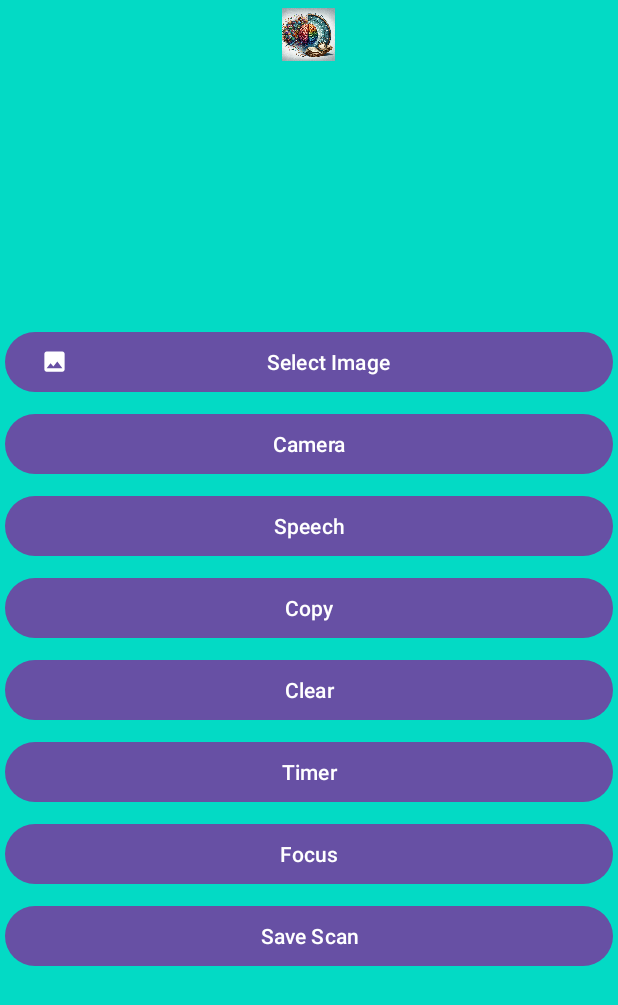
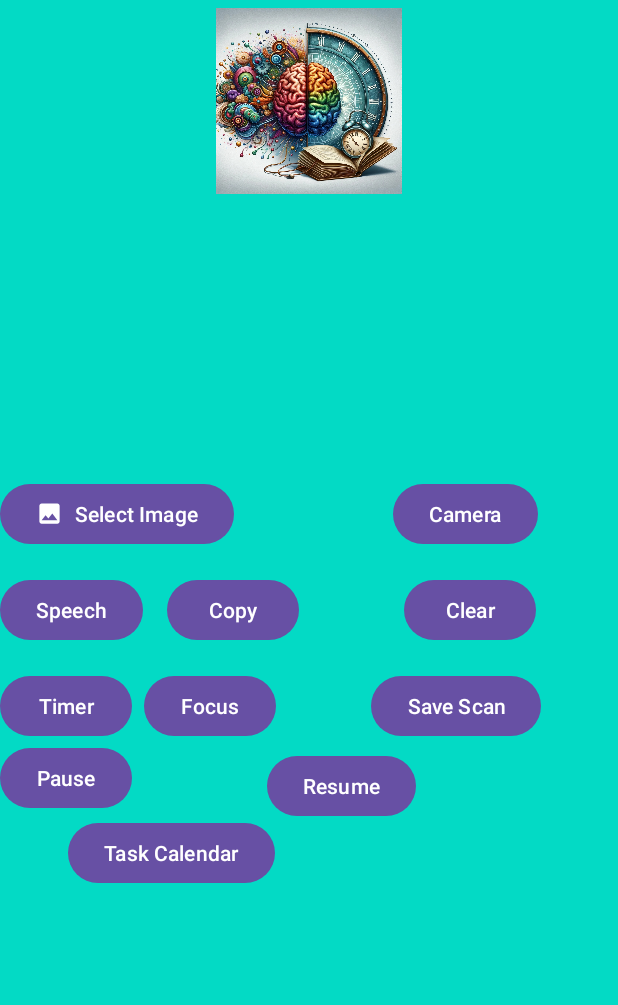
Before and after one commit to tareqmus/BrainSet, an Android app: the Gallery screen opened directly, with no data from a screen before it, on a phone screen of 412 x 824 dp. Shown: the top 1005 px of the screen. Run offline under Robolectric (Android 15) with nearby library versions, the phone set to English and light mode, and no system bars; our stand-ins replace Firebase (no records; nobody signed in at launch, a user with empty details on screens opened directly); libraries missing offline, so code that uses them is left out: com.google.mlkit.vision; 1 statement that could not run was skipped.

Commit message:
added calendar function

```diff
--- a/app/src/main/AndroidManifest.xml
+++ b/app/src/main/AndroidManifest.xml
@@ -28,7 +28,9 @@
         android:supportsRtl="true"
         android:theme="@style/Theme.OCR"
         tools:targetApi="31">
-
+        <activity
+            android:name=".TaskCalendar"
+            android:exported="false" />
         <activity
             android:name=".Timer"
             android:exported="false" />
--- a/app/src/main/java/com/brainset/ocr/Gallery.java
+++ b/app/src/main/java/com/brainset/ocr/Gallery.java
@@ -57,7 +57,7 @@ public class Gallery extends AppCompatActivity {
     FbData db = new FbData();
     // Declaration of UI components
     TextView textView; // Display text extracted or any message
-    Button imageBTN, speechBTN, clearBTN, copyBTN, pauseBTN, captureBTN, timerBTN, focusBTN, saveBTN; // Buttons for various functionalities
+    Button imageBTN, speechBTN, clearBTN, copyBTN, pauseBTN, captureBTN, timerBTN, focusBTN, saveBTN, resumeBTN, calendarBTN; // Buttons for various functionalities
 
     // Declaration of variables for processing
     InputImage inputImage; // Holds the image to process
@@ -111,8 +111,40 @@ public class Gallery extends AppCompatActivity {
         timerBTN = findViewById(R.id.study_timer);
         focusBTN = findViewById(R.id.focus_mode);
         saveBTN = findViewById(R.id.saveButton);
-        //button to save scan
-        saveBTN.setOnClickListener(new View.OnClickListener() {
+        pauseBTN = findViewById(R.id.pause);
+        resumeBTN = findViewById(R.id.resume);
+        calendarBTN = findViewById(R.id.calendar);
+
+
+
+
+        // Setting onClick listeners for buttons to handle user interactions
+        calendarBTN.setOnClickListener(new View.OnClickListener() {
+            @Override
+            public void onClick(View v) {
+                Intent intent = new Intent(Gallery.this, TaskCalendar.class);
+                startActivity(intent);
+            }
+        });
+        resumeBTN.setOnClickListener(new View.OnClickListener() {
+            @Override
+            public void onClick(View v) {
+                String text = textView.getText().toString();
+                if (!text.isEmpty()) {
+                    textToSpeech.speak(text, TextToSpeech.QUEUE_FLUSH, null, null);
+                }
+            }
+        });
+        pauseBTN.setOnClickListener(new View.OnClickListener() {
+            @Override
+            public void onClick(View v) {
+                if (textToSpeech.isSpeaking()) {
+                    textToSpeech.stop();
+
+                }
+            }
+        });
+        saveBTN.setOnClickListener(new View.OnClickListener() { //button to save scan
             @Override
             public void onClick(View view) {
                 //if an image has been selected
@@ -157,17 +189,9 @@ public class Gallery extends AppCompatActivity {
                         }
                     });
 
-
-
-
-
-
                 }
             }
         });
-
-        // Setting onClick listeners for buttons to handle user interactions
-
         focusBTN.setOnClickListener(new View.OnClickListener() {
             @Override
             public void onClick(View v) {
@@ -276,7 +300,7 @@ public class Gallery extends AppCompatActivity {
         }
         // Handle cancellation of the image selection process.
         else {
-            Toast.makeText(this, "Cancelled", Toast.LENGTH_SHORT).show();
+            Toast.makeText(this, "Successful", Toast.LENGTH_SHORT).show();
             super.onActivityResult(requestCode, resultCode, data);
         }
         // Process the selected image from the gallery.
--- a/app/src/main/res/layout/activity_gallery.xml
+++ b/app/src/main/res/layout/activity_gallery.xml
@@ -9,24 +9,22 @@
 
     <ImageView
         android:id="@+id/imageView"
-        android:layout_width="147dp"
-        android:layout_height="35dp"
+        android:layout_width="203dp"
+        android:layout_height="124dp"
         android:layout_centerHorizontal="true"
         android:layout_marginTop="5dp"
         android:src="@drawable/brainsetlogomain" />
 
     <ScrollView
         android:id="@+id/scrollView"
-        android:layout_width="347dp"
-        android:layout_height="157dp"
+        android:layout_width="389dp"
+        android:layout_height="152dp"
         android:layout_below="@id/imageView"
         android:layout_marginStart="8dp"
-        android:layout_marginTop="8dp"
+        android:layout_marginTop="13dp"
         android:layout_marginBottom="8dp"
         tools:layout_editor_absoluteX="8dp"
         tools:layout_editor_absoluteY="53dp">
-
-
         <TextView
             android:id="@+id/text"
             android:layout_width="match_parent"
@@ -38,91 +36,120 @@
 
     <Button
         android:id="@+id/choose_image"
-        android:layout_width="match_parent"
+        android:layout_width="wrap_content"
         android:layout_height="wrap_content"
-        android:layout_below="@+id/scrollView"
-        android:layout_marginStart="3dp"
-        android:layout_marginTop="3dp"
-        android:layout_marginEnd="3dp"
-        android:layout_marginBottom="3dp"
+        android:layout_below="@id/scrollView"
+        android:layout_alignParentStart="true"
+        android:layout_marginTop="16dp"
+        android:layout_marginEnd="8dp"
         android:text="Select Image"
         app:icon="@drawable/baseline_image_24" />
 
+
     <Button
         android:id="@+id/capture"
-        android:layout_width="match_parent"
+        android:layout_width="wrap_content"
         android:layout_height="wrap_content"
-        android:layout_below="@+id/choose_image"
-        android:layout_marginStart="3dp"
-        android:layout_marginTop="3dp"
-        android:layout_marginEnd="3dp"
-        android:layout_marginBottom="3dp"
-        android:text="Camera"
-        android:src="@drawable/camera"/>
+        android:layout_alignTop="@id/choose_image"
+        android:layout_marginStart="98dp"
+        android:layout_marginTop="0dp"
+        android:layout_toEndOf="@id/choose_image"
+        android:text="Camera" />
 
     <Button
         android:id="@+id/speech"
-        android:layout_width="match_parent"
+        android:layout_width="wrap_content"
         android:layout_height="wrap_content"
-        android:layout_below="@+id/capture"
-        android:layout_marginStart="3dp"
-        android:layout_marginTop="3dp"
-        android:layout_marginEnd="3dp"
-        android:layout_marginBottom="3dp"
+        android:layout_below="@id/choose_image"
+        android:layout_alignParentStart="true"
+        android:layout_marginTop="16dp"
+        android:layout_marginEnd="8dp"
         android:src="@drawable/speech"
         android:text="Speech" />
 
     <Button
         android:id="@+id/copy"
-            android:layout_width="match_parent"
+        android:layout_width="wrap_content"
         android:layout_height="wrap_content"
-            android:layout_below="@+id/speech"
-            android:layout_margin="3dp"
+        android:layout_alignTop="@id/speech"
+        android:layout_toEndOf="@id/speech"
+        android:layout_marginStart="8dp"
         android:src="@drawable/copy"
         android:text="Copy" />
 
+
     <Button
         android:id="@+id/clear"
-            android:layout_width="match_parent"
+        android:layout_width="wrap_content"
         android:layout_height="wrap_content"
-            android:layout_below="@+id/copy"
+        android:layout_alignTop="@id/copy"
+        android:layout_marginStart="70dp"
+        android:layout_marginTop="0dp"
+        android:layout_toEndOf="@id/copy"
         android:src="@drawable/clear"
-            android:text="Clear"
-            android:layout_margin="3dp"/>
+        android:text="Clear" />
 
     <Button
         android:id="@+id/study_timer"
-        android:layout_width="match_parent"
+        android:layout_width="wrap_content"
         android:layout_height="wrap_content"
-        android:layout_below="@+id/clear"
+        android:layout_below="@id/speech"
+        android:layout_alignParentStart="true"
+        android:layout_marginTop="16dp"
         android:src="@drawable/clock"
-        android:layout_marginStart="3dp"
-        android:layout_marginTop="3dp"
-        android:layout_marginEnd="3dp"
-        android:layout_marginBottom="3dp"
         android:text="Timer" />
+
     <Button
         android:id="@+id/focus_mode"
-        android:layout_width="match_parent"
+        android:layout_width="wrap_content"
         android:layout_height="wrap_content"
-        android:layout_below="@+id/study_timer"
+        android:layout_alignTop="@id/study_timer"
+        android:layout_toEndOf="@id/study_timer"
+        android:layout_marginStart="8dp"
         android:src="@drawable/brain"
-        android:layout_marginStart="3dp"
-        android:layout_marginTop="3dp"
-        android:layout_marginEnd="3dp"
-        android:layout_marginBottom="3dp"
         android:text="Focus" />
+
     <Button
         android:id="@+id/saveButton"
-        android:layout_width="match_parent"
+        android:layout_width="wrap_content"
         android:layout_height="wrap_content"
-        android:layout_below="@+id/focus_mode"
+        android:layout_alignTop="@id/focus_mode"
+        android:layout_marginStart="63dp"
+        android:layout_marginTop="0dp"
+        android:layout_toEndOf="@id/focus_mode"
         android:src="@drawable/brain"
-        android:layout_marginStart="3dp"
-        android:layout_marginTop="3dp"
-        android:layout_marginEnd="3dp"
-        android:layout_marginBottom="3dp"
         android:text="Save Scan" />
+
+    <Button
+        android:id="@+id/pause"
+        android:layout_width="wrap_content"
+        android:layout_height="wrap_content"
+        android:layout_below="@id/study_timer"
+        android:layout_alignParentStart="true"
+        android:src="@drawable/brain"
+        android:text="Pause" />
+
+    <Button
+        android:id="@+id/resume"
+        android:layout_width="wrap_content"
+        android:layout_height="wrap_content"
+        android:layout_alignTop="@id/pause"
+        android:layout_marginStart="90dp"
+        android:layout_marginTop="5dp"
+        android:layout_toEndOf="@id/pause"
+        android:src="@drawable/brain"
+        android:text="Resume" />
+
+    <Button
+        android:id="@+id/calendar"
+        android:layout_width="wrap_content"
+        android:layout_height="wrap_content"
+        android:layout_below="@id/pause"
+        android:layout_alignParentStart="true"
+        android:layout_marginStart="45dp"
+        android:layout_marginTop="2dp"
+        android:src="@drawable/brain"
+        android:text="Task Calendar" />
 
 
 </RelativeLayout>
--- a/app/src/main/res/layout/create_acc.xml
+++ b/app/src/main/res/layout/create_acc.xml
@@ -13,7 +13,7 @@
         android:layout_centerHorizontal="true"
         android:ems="10"
         android:inputType="text"
-        android:text="Username" />
+        android:hint="Username" />
 
     <EditText
         android:id="@+id/editTextPass"
@@ -22,7 +22,7 @@
         android:layout_centerHorizontal="true"
         android:ems="10"
         android:inputType="text"
-        android:text="Password"
+        android:hint="Password"
         android:layout_below="@+id/editTextUsr"/>
 
     <EditText
@@ -32,7 +32,7 @@
         android:layout_centerHorizontal="true"
         android:ems="10"
         android:inputType="text"
-        android:text="Confirm Password"
+        android:hint="Confirm Password"
         android:layout_below="@+id/editTextPass"/>
 
     <Button
--- a/app/src/main/res/layout/save_popup.xml
+++ b/app/src/main/res/layout/save_popup.xml
@@ -14,7 +14,7 @@
         android:layout_centerHorizontal="true"
         android:ems="10"
         android:inputType="text"
-        android:text="Save Name" />
+        android:hint="Save Name" />
 
     <Button
         android:id="@+id/buttonSave"
```
Also changed, not shown: app/src/main/java/com/brainset/ocr/TaskCalendar.java (added, +235 -0 lines), app/src/main/res/layout/activity_calendar.xml (added, +40 -0 lines), app/src/main/res/layout/login.xml (+4 -4 lines). Lines whose indentation alone changed are shown as unchanged.
